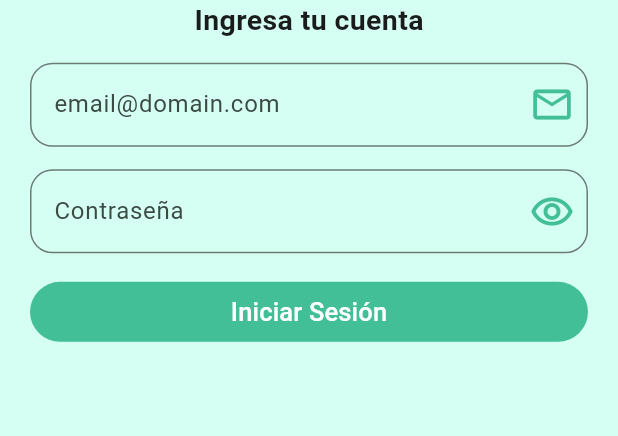
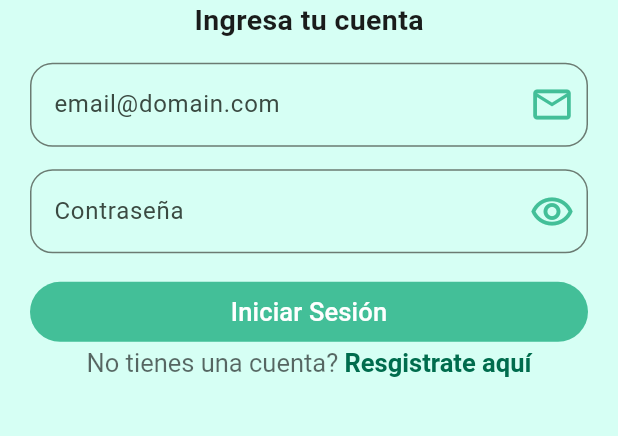
Before and after one commit to Sideron/programovilfront, a Flutter app: the LoginPage screen opened by its route, after a tap on "Iniciar Sesión", on a phone screen of 412 x 824 dp, the part 509-945 px from its top. Run offline on Flutter 3.47's test engine with Material 3 defaults, Android fonts, the phone set to English and light mode, and no system bars; our stand-ins replace flutter_svg, get, google_fonts.

Commit message:
ajustes en login, signIn y main

```diff
--- /dev/null
+++ b/lib/components/forms/link_text.dart
@@ -0,0 +1,34 @@
+import 'package:flutter/gestures.dart';
+import 'package:flutter/material.dart';
+
+class LinkText extends StatelessWidget {
+  final String? firstText;
+  final String? secondText;
+  final void Function()? onClick;
+
+  const LinkText({super.key, this.firstText, this.secondText, this.onClick});
+
+  @override
+  Widget build(BuildContext context) {
+    return Center(
+      child: RichText(
+        text: TextSpan(
+          style: TextStyle(fontSize: 17),
+          children: [
+            TextSpan(
+              text: firstText,
+              style: TextStyle(color: Theme.of(context).hintColor),
+            ),
+            TextSpan(
+              text: secondText,
+              style: TextStyle(
+                  color: Theme.of(context).primaryColor,
+                  fontWeight: FontWeight.w600),
+              recognizer: TapGestureRecognizer()..onTap = onClick,
+            ),
+          ],
+        ),
+      ),
+    );
+  }
+}
--- a/lib/pages/login/login_controller.dart
+++ b/lib/pages/login/login_controller.dart
@@ -1,5 +1,6 @@
 import 'package:flutter/material.dart';
 import 'package:get/get.dart';
+import 'package:programovilfront/routes/app_routes.dart';
 
 class LoginController extends GetxController {
   TextEditingController textUser = TextEditingController();
@@ -11,8 +12,15 @@ class LoginController extends GetxController {
     showPassword.value = !showPassword.value;
   }
 
-  void logIn() {
+  void logIn(BuildContext context) {
     print(textUser.text);
     print(textPassword.text);
+    if (textUser.text == 'user' && textPassword.text == '123') {
+      Navigator.pushNamed(context, AppRoutes.main);
+    }
+  }
+
+  void goSignIn(BuildContext context) {
+    Navigator.pushNamed(context, AppRoutes.signin);
   }
 }
--- a/lib/pages/login/login_page.dart
+++ b/lib/pages/login/login_page.dart
@@ -1,7 +1,7 @@
-import 'package:flutter/gestures.dart';
 import 'package:flutter/material.dart';
 import 'package:get/get.dart';
 import 'package:programovilfront/components/forms/input_box.dart';
+import 'package:programovilfront/components/forms/link_text.dart';
 import 'package:programovilfront/components/forms/logo_app.dart';
 import 'package:programovilfront/pages/login/login_controller.dart';
 
@@ -51,7 +51,7 @@ class LoginPage extends StatelessWidget {
                         ),
                         TextButton(
                           onPressed: () {
-                            control.logIn();
+                            control.logIn(context);
                           },
                           child: Text(
                             'Iniciar Sesión',
@@ -62,6 +62,12 @@ class LoginPage extends StatelessWidget {
                                   Color.fromARGB(255, 67, 191, 152),
                               foregroundColor: Colors.white),
                         ),
+                        LinkText(
+                            firstText: 'No tienes una cuenta? ',
+                            secondText: 'Resgistrate aquí',
+                            onClick: () {
+                              control.goSignIn(context);
+                            }),
                       ],
                     ),
                   )
```
Also changed, not shown: lib/pages/main/main_page.dart (+16 -2 lines), lib/pages/signin/signin_page.dart (+6 -29 lines).
